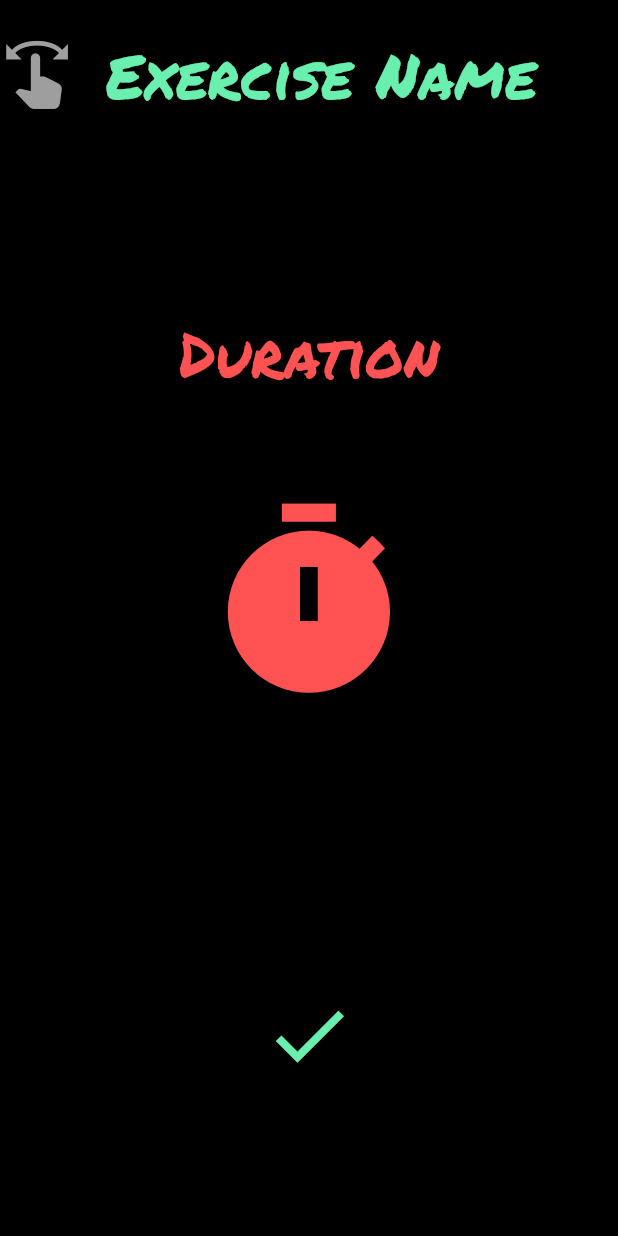
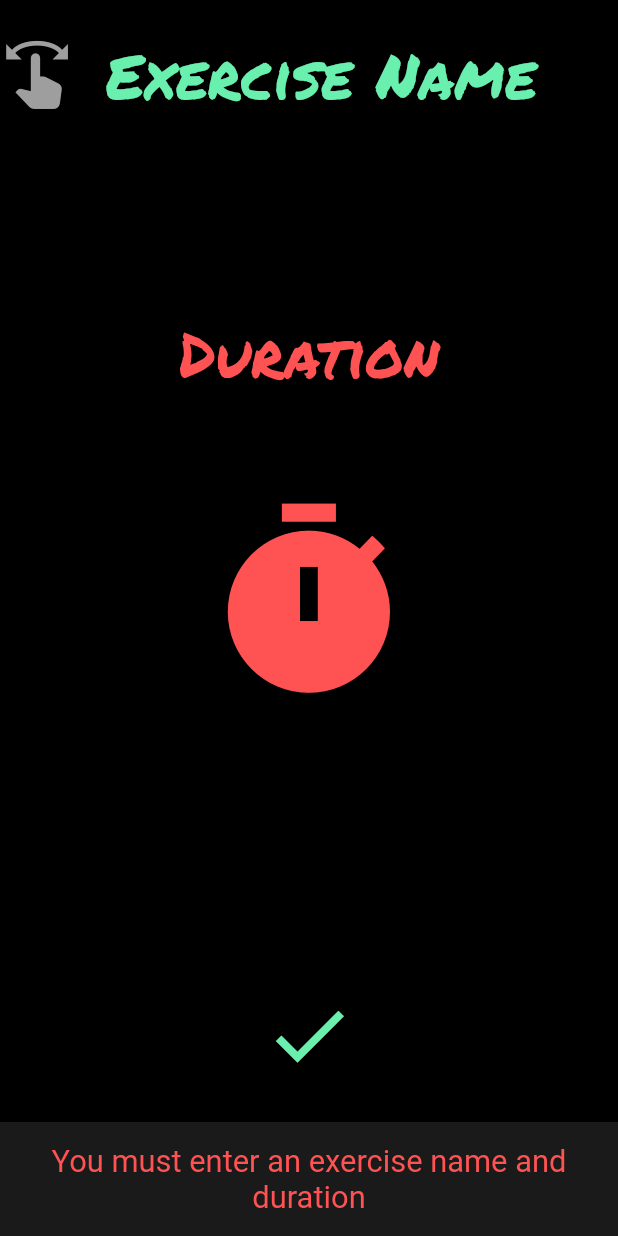
Before and after one commit to pedro123456789-wq/skills_arena, a Flutter app: the AddExercise screen opened directly, after a tap on the "check" icon, on a phone screen of 412 x 824 dp. Run offline on Flutter 3.47's test engine with Material 2 defaults, Android fonts, the light colour scheme and no system bars; our stand-ins replace audioplayers, camera, chewie, circular_countdown_timer, flutter_map, flutter_spinbox and 5 more; missing offline and left inert: back_button_interceptor, draw_graph, record_mp3.

Commit message:
Added error checking in create_session page and added option to view and delete exercises added to the session

```diff
--- a/lib/add_exercise.dart
+++ b/lib/add_exercise.dart
@@ -11,9 +11,6 @@ class AddExercise extends StatefulWidget {
   _AddExerciseState createState() => _AddExerciseState();
 }
 
-//TODO: add error message to force user to enter exercise name and duration
-//TODO: add option to delete exercises and see session layout
-//TODO: Make gesture detector work everywhere on pages
 
 class _AddExerciseState extends State<AddExercise> {
   final exerciseNameController = TextEditingController();
@@ -149,6 +146,23 @@ class _AddExerciseState extends State<AddExercise> {
                 onPressed: () {
                   String exerciseName = exerciseNameController.text;
 
+                  if (exerciseName == '' || seconds == null) {
+                    final SnackBar snackBar = SnackBar(
+                      backgroundColor: Colors.white10,
+                      content: Text(
+                        'You must enter an exercise name and duration',
+                        textAlign: TextAlign.center,
+                        style: TextStyle(
+                          color: Colors.redAccent,
+                          fontSize: DeviceInfo.deviceWidth(context) * 0.05,
+                        ),
+                      ),
+                    );
+
+                    ScaffoldMessenger.of(context).showSnackBar(
+                      snackBar,
+                    );
+                  } else {
                     if (exerciseName != null) {
                       AppGlobals.exercisesList.add(exerciseName);
                     } else {
@@ -163,6 +177,7 @@ class _AddExerciseState extends State<AddExercise> {
                         builder: (context) => CreateSession(),
                       ),
                     );
+                  }
                 },
                 style: ElevatedButton.styleFrom(
                   primary: Colors.black,
--- a/lib/swipe_back_detector.dart
+++ b/lib/swipe_back_detector.dart
@@ -5,8 +5,13 @@ import 'package:flutter/material.dart';
 class SwipeBackDetector extends StatelessWidget {
   final Widget destination;
   final Widget child;
+  final Function callback;
 
-  SwipeBackDetector(this.destination, {this.child});
+  SwipeBackDetector(
+    this.destination, {
+    this.child,
+    this.callback,
+  });
 
   @override
   Widget build(BuildContext context) {
@@ -31,6 +36,10 @@ class SwipeBackDetector extends StatelessWidget {
               if (details.primaryVelocity > 0) {
                 GlobalFunctions.navigate(context, destination);
               }
+
+              if (callback != null){
+                callback();
+              }
             },
           )
         : detector = GestureDetector(
@@ -38,6 +47,10 @@ class SwipeBackDetector extends StatelessWidget {
               if (details.primaryVelocity > 0) {
                 GlobalFunctions.navigate(context, destination);
               }
+
+              if (callback != null){
+                callback();
+              }
             },
           );
     return detector;
--- a/lib/training_areas.dart
+++ b/lib/training_areas.dart
@@ -94,6 +94,7 @@ class _TrainingAreasState extends State<TrainingAreas> {
                               maxScale: 3,
                               child: Image.file(
                                 snapshot.data,
+                                fit: BoxFit.cover,
                               ),
                             ),
                           ),
```
Also changed, not shown: lib/create_session.dart (+23 -7 lines), lib/session_preview.dart (added, +152 -0 lines), 6 other files. Lines whose indentation alone changed are shown as unchanged.
